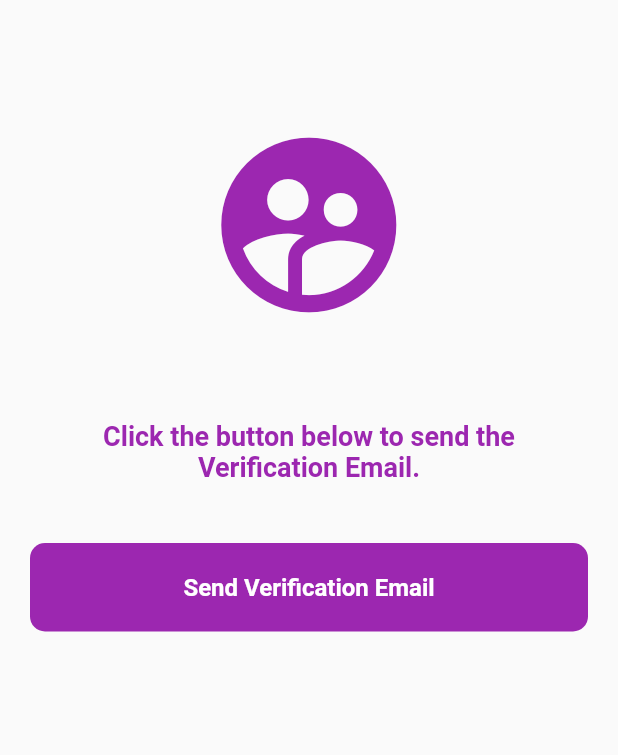
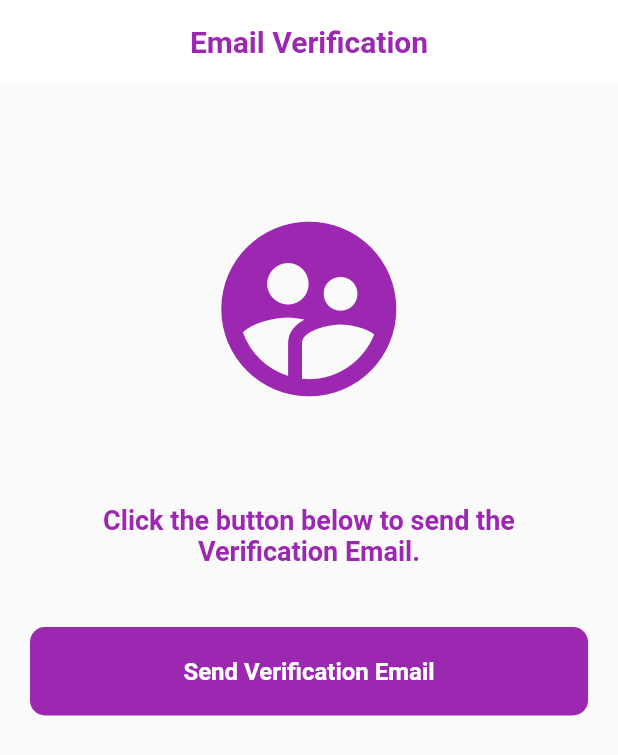
Before and after one commit to oilyn0s3/my_notes_firebase, a Flutter app: the VerifiyEmailScreen screen opened directly, on a phone screen of 412 x 824 dp. Shown: the top 755 px of the screen. Run offline on Flutter 3.47's test engine with Material 2 defaults, Android fonts, the phone set to English and light mode, and no system bars; our stand-ins replace firebase_auth, firebase_core; accounts and stored records are empty; network calls fail.

Commit message:
added Main Screen

```diff
--- a/lib/screens/verify_email_screen.dart
+++ b/lib/screens/verify_email_screen.dart
@@ -13,7 +13,21 @@ class VerifiyEmailScreen extends StatefulWidget {
 class _VerifiyEmailScreenState extends State<VerifiyEmailScreen> {
   @override
   Widget build(BuildContext context) {
-    return Padding(
+    return Scaffold(
+      appBar: AppBar(
+        title: const Text(
+          "Email Verification",
+          style: TextStyle(
+            fontSize: 20,
+            fontWeight: FontWeight.bold,
+            color: Colors.purple,
+          ),
+        ),
+        centerTitle: true,
+        elevation: 0,
+        backgroundColor: Colors.white,
+      ),
+      body: Padding(
         padding: const EdgeInsets.all(20.0),
         child: Column(
           crossAxisAlignment: CrossAxisAlignment.stretch,
@@ -44,6 +58,7 @@ class _VerifiyEmailScreenState extends State<VerifiyEmailScreen> {
             ),
           ],
         ),
+      ),
     );
   }
 }
```
Also changed, not shown: lib/main.dart (+9 -12 lines), lib/screens/notes_screen.dart (added, +114 -0 lines). Lines whose indentation alone changed are shown as unchanged.
